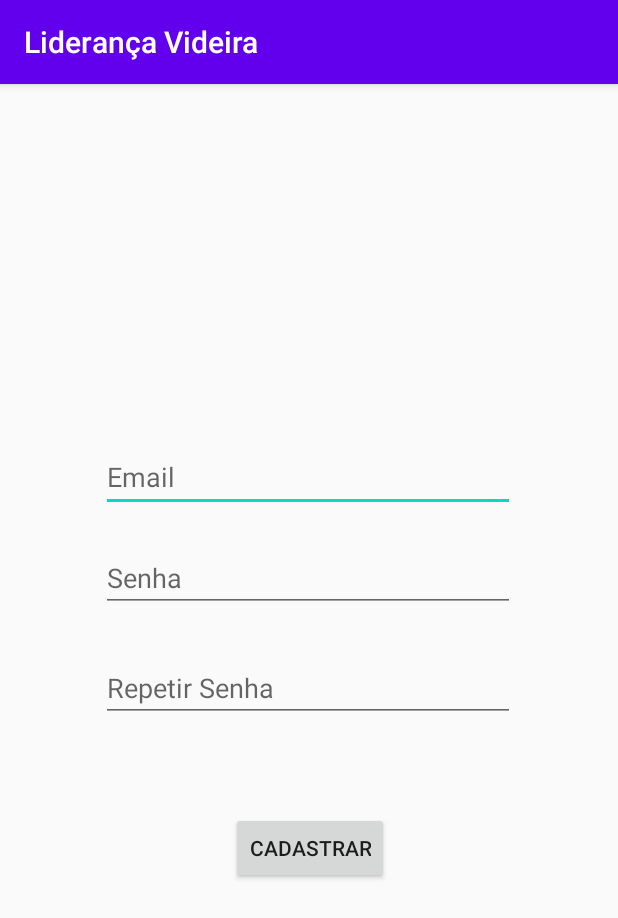
After one commit to gabrielsaimo/GerenciadorDeMembros, an Android app: the CriarUser screen opened directly, with no data from a screen before it, on a phone screen of 412 x 824 dp. The commit adds this screen. Shown: the top 918 px of the screen. Run offline under Robolectric (Android 15) with nearby library versions, the phone set to English and light mode, and no system bars.

Commit message:
login com banco de dados iniciado!!!

```diff
--- a/app/src/main/AndroidManifest.xml
+++ b/app/src/main/AndroidManifest.xml
@@ -9,7 +9,9 @@
         android:roundIcon="@mipmap/icon_app"
         android:supportsRtl="true"
         android:theme="@style/AppTheme">
-        <activity android:name=".ListaMenbros"
+        <activity android:name=".CriarUser"></activity>
+        <activity
+            android:name=".ListaMenbros"
             android:theme="@style/AppTheme.NoActionBar" />
         <activity
             android:name=".Cadastro"
--- /dev/null
+++ b/app/src/main/java/com/example/videira_em_celula/CriarUser.java
@@ -0,0 +1,33 @@
+package com.example.videira_em_celula;
+
+import androidx.appcompat.app.AppCompatActivity;
+
+import android.os.Bundle;
+import android.view.View;
+import android.widget.Button;
+import android.widget.EditText;
+
+public class CriarUser extends AppCompatActivity {
+
+    EditText email,senha,confsenha;
+    Button btCadastrar;
+
+    @Override
+    protected void onCreate(Bundle savedInstanceState) {
+        super.onCreate(savedInstanceState);
+        setContentView(R.layout.activity_criar_user);
+
+        email = (EditText)findViewById(R.id.editEmail);
+        senha = (EditText)findViewById(R.id.textSenha);
+        confsenha = (EditText)findViewById(R.id.textConfSenha);
+
+        btCadastrar = (Button)findViewById(R.id.btCasatrar);
+        btCadastrar.setOnClickListener(new View.OnClickListener(){
+            @Override
+            public void onClick(View view){
+
+            }
+        });
+
+    }
+}
--- /dev/null
+++ b/app/src/main/res/layout/activity_criar_user.xml
@@ -0,0 +1,70 @@
+<?xml version="1.0" encoding="utf-8"?>
+<androidx.constraintlayout.widget.ConstraintLayout xmlns:android="http://schemas.android.com/apk/res/android"
+    xmlns:app="http://schemas.android.com/apk/res-auto"
+    xmlns:tools="http://schemas.android.com/tools"
+    android:layout_width="match_parent"
+    android:layout_height="match_parent"
+    tools:context=".CriarUser">
+
+    <EditText
+        android:id="@+id/editEmail"
+        android:layout_width="276dp"
+        android:layout_height="46dp"
+        android:layout_gravity="center"
+        android:layout_marginStart="67dp"
+        android:layout_marginEnd="68dp"
+        android:layout_marginBottom="16dp"
+        android:ems="10"
+        android:hint="Email"
+        android:inputType="textEmailAddress"
+        app:layout_constraintBottom_toBottomOf="parent"
+        app:layout_constraintEnd_toEndOf="parent"
+        app:layout_constraintHorizontal_bias="0.0"
+        app:layout_constraintStart_toStartOf="parent"
+        app:layout_constraintTop_toTopOf="parent"
+        app:layout_constraintVertical_bias="0.339" />
+
+    <EditText
+        android:id="@+id/textSenha"
+        android:layout_width="276dp"
+        android:layout_height="wrap_content"
+        android:layout_marginStart="67dp"
+        android:layout_marginEnd="68dp"
+        android:hint="Senha"
+        android:inputType="textPassword"
+        app:layout_constraintBottom_toBottomOf="parent"
+        app:layout_constraintEnd_toEndOf="parent"
+        app:layout_constraintHorizontal_bias="0.0"
+        app:layout_constraintStart_toStartOf="parent"
+        app:layout_constraintTop_toTopOf="parent"
+        app:layout_constraintVertical_bias="0.424" />
+
+    <EditText
+        android:id="@+id/textConfSenha"
+        android:layout_width="276dp"
+        android:layout_height="wrap_content"
+        android:layout_marginStart="67dp"
+        android:layout_marginBottom="72dp"
+        android:hint="Repetir Senha"
+        android:inputType="textPassword"
+        app:layout_constraintBottom_toBottomOf="parent"
+        app:layout_constraintEnd_toEndOf="@+id/textSenha"
+        app:layout_constraintHorizontal_bias="1.0"
+        app:layout_constraintStart_toStartOf="@+id/textSenha"
+        app:layout_constraintTop_toTopOf="parent"
+        app:layout_constraintVertical_bias="0.584" />
+
+    <Button
+        android:id="@+id/btCasatrar"
+        android:layout_width="wrap_content"
+        android:layout_height="wrap_content"
+        android:layout_marginStart="159dp"
+        android:layout_marginEnd="164dp"
+        android:text="Cadastrar"
+        app:layout_constraintBottom_toBottomOf="parent"
+        app:layout_constraintEnd_toEndOf="parent"
+        app:layout_constraintHorizontal_bias="0.352"
+        app:layout_constraintStart_toStartOf="parent"
+        app:layout_constraintTop_toTopOf="parent"
+        app:layout_constraintVertical_bias="0.674" />
+</androidx.constraintlayout.widget.ConstraintLayout>
--- a/app/src/main/res/layout/activity_login2.xml
+++ b/app/src/main/res/layout/activity_login2.xml
@@ -25,7 +25,7 @@
                 android:layout_gravity="center"
                 android:layout_marginTop="180dp"
                 android:background="@drawable/texts"
-                android:drawableStart="@drawable/save1"
+                android:drawableStart="@drawable/usar"
                 android:ems="10"
                 android:hint="Email"
                 android:inputType="textEmailAddress"
@@ -82,7 +82,7 @@
                 android:layout_marginTop="50dp"
                 android:layout_gravity="center"
                 android:background="@drawable/btsemborda"
-                android:text="sem login"
+                android:text="Criar conta"
                 android:textColor="#93ECE8"
                 android:textSize="20sp"
                 app:layout_constraintBottom_toBottomOf="parent"
```
Also changed, not shown: app/src/main/java/com/example/videira_em_celula/DBLogin.java (added, +36 -0 lines), app/src/main/java/com/example/videira_em_celula/Login.java (+5 -6 lines), app/src/main/res/layout/fragment_first.xml (deleted, +0 -28 lines), app/src/main/res/layout/fragment_first2.xml (deleted, +0 -28 lines), app/src/main/res/layout/fragment_first3.xml (deleted, +0 -28 lines), app/src/main/res/layout/fragment_second.xml (deleted, +0 -27 lines), app/src/main/res/layout/fragment_second2.xml (deleted, +0 -27 lines), app/src/main/res/layout/fragment_second3.xml (deleted, +0 -27 lines).
